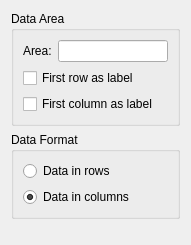
Above: kchart/shape/ChartDataConfigWidget.ui from KDE/koffice-chartingshape before the change. Below: the same form after it.
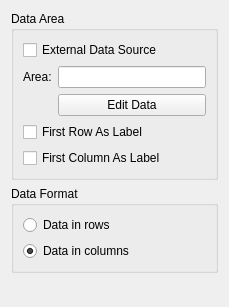
That is the form after the change. Custom widgets are drawn as their Qt base class.

Commit message: Make use of a clipping rect in ChartShape::paint()

The edit to the form file:
```diff
--- a/kchart/shape/ChartDataConfigWidget.ui
+++ b/kchart/shape/ChartDataConfigWidget.ui
@@ -5,8 +5,8 @@
    <rect>
     <x>0</x>
     <y>0</y>
-    <width>191</width>
-    <height>245</height>
+    <width>229</width>
+    <height>307</height>
    </rect>
   </property>
   <property name="windowTitle" >
@@ -19,30 +19,41 @@
       <string>Data Area</string>
      </property>
      <layout class="QGridLayout" >
-      <item row="0" column="0" >
-       <widget class="QLabel" name="m_areaLabel" >
+      <item row="0" column="0" colspan="2" >
+       <widget class="QCheckBox" name="checkBox" >
+        <property name="text" >
+         <string>External Data Source</string>
+        </property>
+       </widget>
+      </item>
+      <item row="1" column="0" >
+       <widget class="QLabel" name="label" >
         <property name="text" >
          <string>Area:</string>
         </property>
-        <property name="buddy" >
-         <cstring>m_cellRegion</cstring>
+       </widget>
+      </item>
+      <item row="1" column="1" >
+       <widget class="QLineEdit" name="lineEdit" />
+      </item>
+      <item row="2" column="1" >
+       <widget class="QPushButton" name="pushButton" >
+        <property name="text" >
+         <string>Edit Data</string>
         </property>
        </widget>
       </item>
-      <item row="0" column="1" >
-       <widget class="KLineEdit" name="m_cellRegion" />
-      </item>
-      <item row="1" column="0" colspan="2" >
+      <item row="3" column="0" colspan="2" >
        <widget class="QCheckBox" name="m_firstRowAsLabel" >
         <property name="text" >
-         <string>First row as label</string>
+         <string>First Row As Label</string>
         </property>
        </widget>
       </item>
-      <item row="2" column="0" colspan="2" >
+      <item row="4" column="0" colspan="2" >
        <widget class="QCheckBox" name="m_firstColumnAsLabel" >
         <property name="text" >
-         <string>First column as label</string>
+         <string>First Column As Label</string>
         </property>
        </widget>
       </item>
@@ -90,13 +101,6 @@
    </item>
   </layout>
  </widget>
- <customwidgets>
-  <customwidget>
-   <class>KLineEdit</class>
-   <extends>QLineEdit</extends>
-   <header>klineedit.h</header>
-  </customwidget>
- </customwidgets>
  <resources/>
  <connections/>
 </ui>
```
The commit also changes 2 other files.
